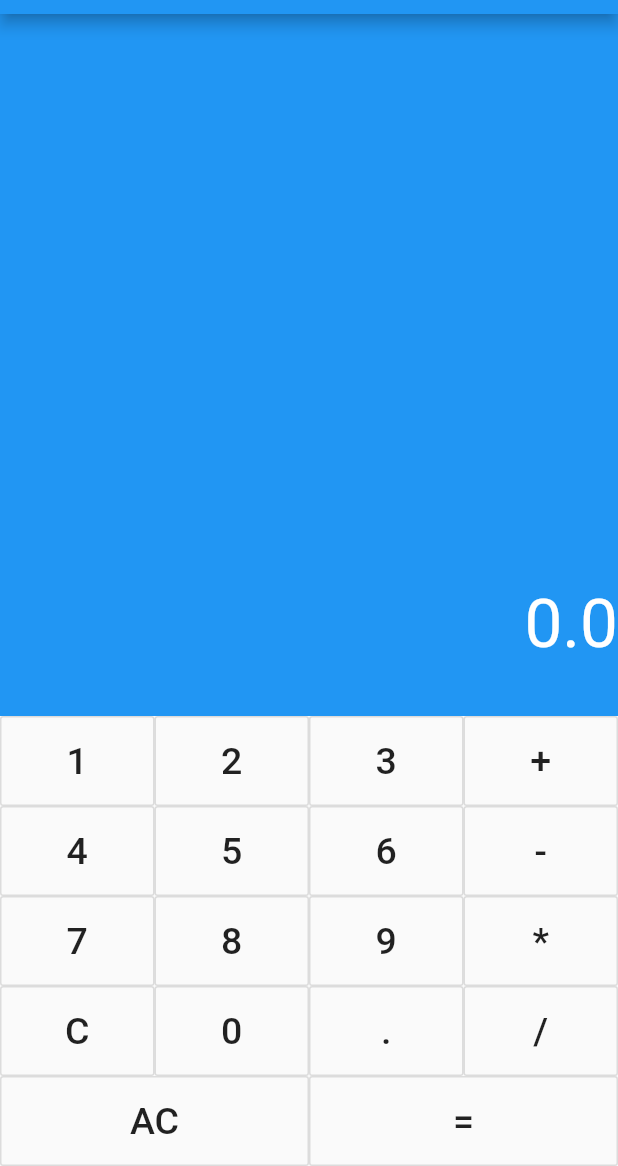
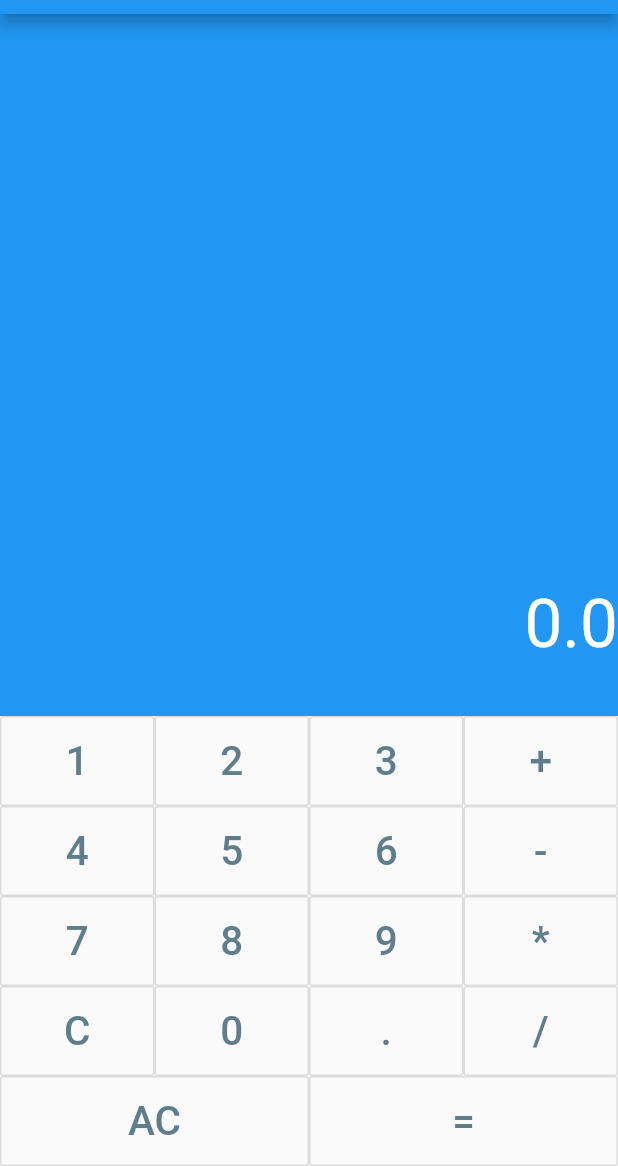
Before and after one commit to emilsharier/Calculator, a Flutter app: the screen it shows after launch, on a phone screen of 412 x 824 dp, the part 70-1236 px from its top. Run offline on Flutter 3.47's test engine with Material 2 defaults, Android fonts, the phone set to English and light mode, and no system bars.

Commit message:
Removing boiler code

```diff
--- a/lib/main.dart
+++ b/lib/main.dart
@@ -75,10 +75,7 @@ class _CalculatorState extends State<Calculator> {
     return Expanded(
       child: SizedBox.expand(
         child: OutlineButton(
-          child: Text(
-            text,
-            style: TextStyle(fontSize: 25.0),
-          ),
+          child: _buildText(text, 27.0, Colors.blueGrey),
           onPressed: () {
             setState(() {
               if (text == "C") {
```
